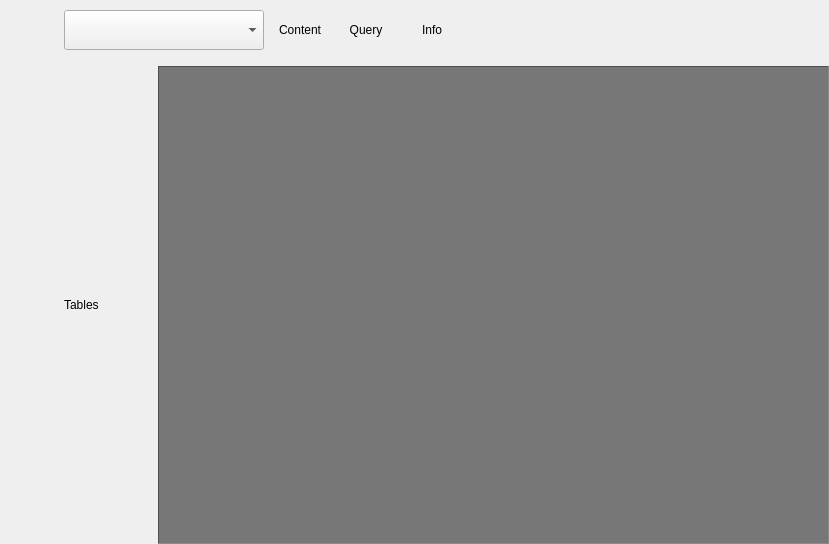
Before: the Qt Designer form app/views/MainLayout.ui in snorlax95/Goofy-SQL, drawn with Qt 5.
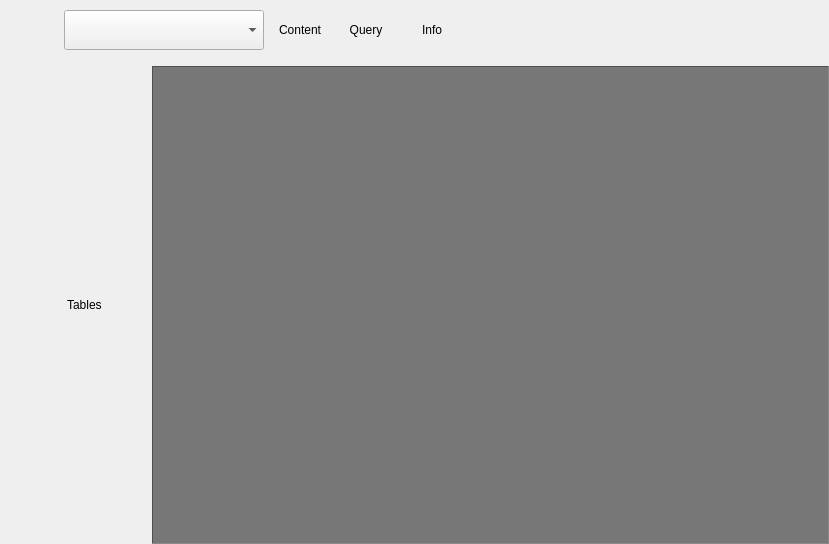
After: the same form once the commit is applied. Icons and pictures are not drawn.

Commit message: adding scrolling to table list

What changed in the file:
```diff
--- a/app/views/MainLayout.ui
+++ b/app/views/MainLayout.ui
@@ -32,7 +32,146 @@
    <property name="bottomMargin">
     <number>0</number>
    </property>
-   <item row="0" column="0" colspan="4" alignment="Qt::AlignLeft">
+   <item row="1" column="1">
+    <widget class="QScrollArea" name="scrollArea">
+     <property name="sizePolicy">
+      <sizepolicy hsizetype="Minimum" vsizetype="Preferred">
+       <horstretch>0</horstretch>
+       <verstretch>0</verstretch>
+      </sizepolicy>
+     </property>
+     <property name="minimumSize">
+      <size>
+       <width>140</width>
+       <height>0</height>
+      </size>
+     </property>
+     <property name="maximumSize">
+      <size>
+       <width>140</width>
+       <height>16777215</height>
+      </size>
+     </property>
+     <property name="frameShape">
+      <enum>QFrame::NoFrame</enum>
+     </property>
+     <property name="frameShadow">
+      <enum>QFrame::Plain</enum>
+     </property>
+     <property name="lineWidth">
+      <number>0</number>
+     </property>
+     <property name="horizontalScrollBarPolicy">
+      <enum>Qt::ScrollBarAlwaysOff</enum>
+     </property>
+     <property name="widgetResizable">
+      <bool>true</bool>
+     </property>
+     <widget class="QWidget" name="LeftBar">
+      <property name="geometry">
+       <rect>
+        <x>0</x>
+        <y>0</y>
+        <width>140</width>
+        <height>474</height>
+       </rect>
+      </property>
+      <layout class="QVBoxLayout" name="verticalLayout">
+       <item>
+        <layout class="QHBoxLayout" name="horizontalLayout_2">
+         <item>
+          <widget class="QPushButton" name="RefreshTables">
+           <property name="minimumSize">
+            <size>
+             <width>20</width>
+             <height>20</height>
+            </size>
+           </property>
+           <property name="maximumSize">
+            <size>
+             <width>20</width>
+             <height>20</height>
+            </size>
+           </property>
+           <property name="styleSheet">
+            <string notr="true">border: none;</string>
+           </property>
+           <property name="text">
+            <string/>
+           </property>
+           <property name="icon">
+            <iconset>
+             <normaloff>../assets/refresh.png</normaloff>../assets/refresh.png</iconset>
+           </property>
+           <property name="default">
+            <bool>false</bool>
+           </property>
+          </widget>
+         </item>
+         <item>
+          <widget class="QPushButton" name="TableCreateButton">
+           <property name="minimumSize">
+            <size>
+             <width>20</width>
+             <height>20</height>
+            </size>
+           </property>
+           <property name="maximumSize">
+            <size>
+             <width>20</width>
+             <height>20</height>
+            </size>
+           </property>
+           <property name="styleSheet">
+            <string notr="true">border: none;</string>
+           </property>
+           <property name="text">
+            <string/>
+           </property>
+           <property name="icon">
+            <iconset>
+             <normaloff>../assets/plus.png</normaloff>../assets/plus.png</iconset>
+           </property>
+           <property name="iconSize">
+            <size>
+             <width>20</width>
+             <height>20</height>
+            </size>
+           </property>
+          </widget>
+         </item>
+         <item>
+          <widget class="QLabel" name="label">
+           <property name="sizePolicy">
+            <sizepolicy hsizetype="Minimum" vsizetype="Minimum">
+             <horstretch>0</horstretch>
+             <verstretch>0</verstretch>
+            </sizepolicy>
+           </property>
+           <property name="minimumSize">
+            <size>
+             <width>0</width>
+             <height>20</height>
+            </size>
+           </property>
+           <property name="maximumSize">
+            <size>
+             <width>16777215</width>
+             <height>20</height>
+            </size>
+           </property>
+           <property name="text">
+            <string>Tables</string>
+           </property>
+          </widget>
+         </item>
+        </layout>
+       </item>
+      </layout>
+     </widget>
+    </widget>
+   </item>
+   <item row="0" column="0" colspan="3" alignment="Qt::AlignLeft">
     <widget class="QFrame" name="TopBar">
      <property name="sizePolicy">
       <sizepolicy hsizetype="Expanding" vsizetype="Preferred">
@@ -289,7 +428,7 @@
      </layout>
     </widget>
    </item>
-   <item row="1" column="3">
+   <item row="1" column="2">
     <widget class="QFrame" name="MainFrame">
      <property name="sizePolicy">
       <sizepolicy hsizetype="Expanding" vsizetype="Expanding">
@@ -324,135 +463,6 @@
      </layout>
     </widget>
    </item>
-   <item row="1" column="2">
-    <widget class="QFrame" name="LeftBar">
-     <property name="sizePolicy">
-      <sizepolicy hsizetype="Preferred" vsizetype="Expanding">
-       <horstretch>0</horstretch>
-       <verstretch>0</verstretch>
-      </sizepolicy>
-     </property>
-     <property name="minimumSize">
-      <size>
-       <width>140</width>
-       <height>0</height>
-      </size>
-     </property>
-     <property name="frameShape">
-      <enum>QFrame::NoFrame</enum>
-     </property>
-     <property name="frameShadow">
-      <enum>QFrame::Plain</enum>
-     </property>
-     <property name="lineWidth">
-      <number>0</number>
-     </property>
-     <layout class="QVBoxLayout" name="verticalLayout">
-      <property name="leftMargin">
-       <number>0</number>
-      </property>
-      <property name="topMargin">
-       <number>0</number>
-      </property>
-      <property name="rightMargin">
-       <number>0</number>
-      </property>
-      <property name="bottomMargin">
-       <number>0</number>
-      </property>
-      <item>
-       <layout class="QHBoxLayout" name="horizontalLayout_2">
-        <item>
-         <widget class="QPushButton" name="RefreshTables">
-          <property name="minimumSize">
-           <size>
-            <width>20</width>
-            <height>20</height>
-           </size>
-          </property>
-          <property name="maximumSize">
-           <size>
-            <width>20</width>
-            <height>20</height>
-           </size>
-          </property>
-          <property name="styleSheet">
-           <string notr="true">border: none;</string>
-          </property>
-          <property name="text">
-           <string/>
-          </property>
-          <property name="icon">
-           <iconset>
-            <normaloff>../assets/refresh.png</normaloff>../assets/refresh.png</iconset>
-          </property>
-          <property name="default">
-           <bool>false</bool>
-          </property>
-         </widget>
-        </item>
-        <item>
-         <widget class="QPushButton" name="TableCreateButton">
-          <property name="minimumSize">
-           <size>
-            <width>20</width>
-            <height>20</height>
-           </size>
-          </property>
-          <property name="maximumSize">
-           <size>
-            <width>20</width>
-            <height>20</height>
-           </size>
-          </property>
-          <property name="styleSheet">
-           <string notr="true">border: none;</string>
-          </property>
-          <property name="text">
-           <string/>
-          </property>
-          <property name="icon">
-           <iconset>
-            <normaloff>../assets/plus.png</normaloff>../assets/plus.png</iconset>
-          </property>
-          <property name="iconSize">
-           <size>
-            <width>20</width>
-            <height>20</height>
-           </size>
-          </property>
-         </widget>
-        </item>
-        <item>
-         <widget class="QLabel" name="label">
-          <property name="sizePolicy">
-           <sizepolicy hsizetype="Minimum" vsizetype="Minimum">
-            <horstretch>0</horstretch>
-            <verstretch>0</verstretch>
-           </sizepolicy>
-          </property>
-          <property name="minimumSize">
-           <size>
-            <width>0</width>
-            <height>20</height>
-           </size>
-          </property>
-          <property name="maximumSize">
-           <size>
-            <width>16777215</width>
-            <height>20</height>
-           </size>
-          </property>
-          <property name="text">
-           <string>Tables</string>
-          </property>
-         </widget>
-        </item>
-       </layout>
-      </item>
-     </layout>
-    </widget>
-   </item>
   </layout>
  </widget>
  <resources/>
```
The commit also changes 3 other files.
